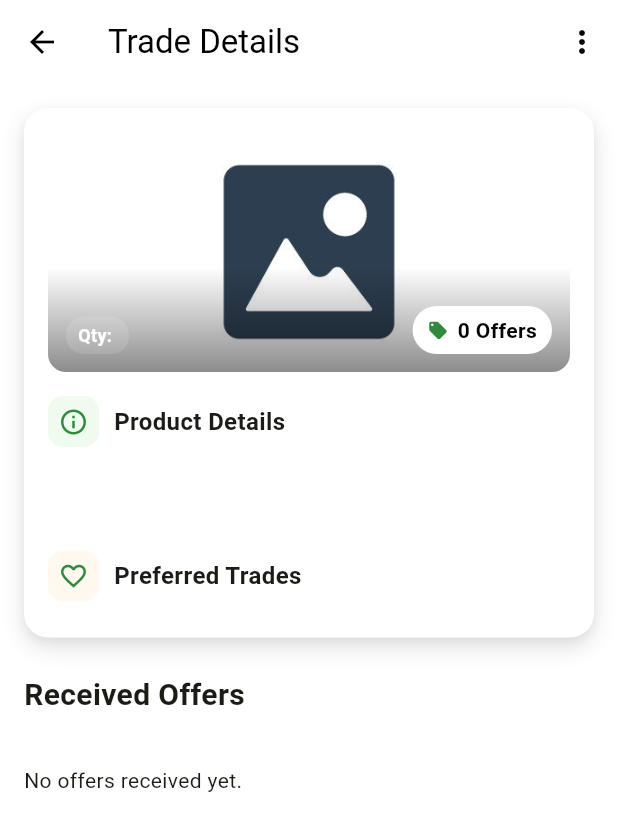
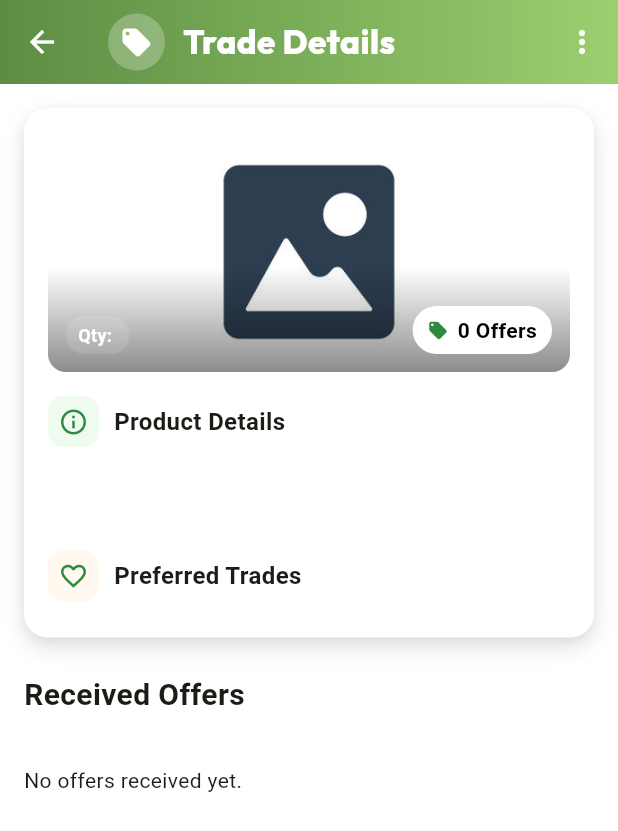
Before and after one commit to NoelSaludo/BukidLink, a Flutter app: the TradeIncomingOffersPage screen opened directly with empty values, on a phone screen of 412 x 824 dp. Shown: the top 831 px of the screen. Run offline on Flutter 3.47's test engine with Material 3 defaults, Android fonts, the phone set to English and light mode, and no system bars; our stand-ins replace cloud_firestore, email_validator, firebase_auth, firebase_core, google_fonts, google_sign_in and 1 more; accounts and stored records are empty.

Commit message:
feat: redesign app bar of trade detail page

```diff
--- a/lib/Pages/farmer/MyTradesPage.dart
+++ b/lib/Pages/farmer/MyTradesPage.dart
@@ -1,4 +1,6 @@
 import 'package:flutter/material.dart';
+import 'package:bukidlink/utils/constants/AppColors.dart';
+import 'package:bukidlink/utils/constants/AppTextStyles.dart';
 import '../../services/TradeService.dart';
 import '../../models/TradeModels.dart';
 import '../../widgets/common/ProductImage.dart';
@@ -241,16 +243,57 @@ class TradeIncomingOffersPage extends StatelessWidget {
 
     return Scaffold(
       appBar: AppBar(
-        title: Text('Trade Details', style: TextStyle(color: Colors.black)),
-        backgroundColor: Colors.white,
         elevation: 0,
-        iconTheme: IconThemeData(color: Colors.black),
+        flexibleSpace: Container(
+          decoration: const BoxDecoration(
+            gradient: LinearGradient(
+              begin: Alignment.centerLeft,
+              end: Alignment.centerRight,
+              colors: [
+                AppColors.HEADER_GRADIENT_START,
+                AppColors.HEADER_GRADIENT_END,
+              ],
+            ),
+          ),
+        ),
+        title: Row(
+          children: [
+            Container(
+              padding: const EdgeInsets.all(8),
+              decoration: BoxDecoration(
+                color: Colors.white.withOpacity(0.25),
+                shape: BoxShape.circle,
+              ),
+              child: Icon(
+                Icons.local_offer,
+                color: Colors.white,
+                size: 22,
+              ),
+            ),
+            const SizedBox(width: 12),
+            Expanded(
+              child: Text(
+                'Trade Details',
+                maxLines: 1,
+                overflow: TextOverflow.ellipsis,
+                style: const TextStyle(
+                  fontFamily: AppTextStyles.FONT_FAMILY,
+                  fontSize: 22,
+                  fontWeight: FontWeight.w800,
+                  color: Colors.white,
+                  letterSpacing: 0.3,
+                ),
+              ),
+            ),
+          ],
+        ),
+        centerTitle: true,
+        iconTheme: const IconThemeData(color: Colors.white),
         actions: [
-          // --- EDIT / DELETE MENU ---
           PopupMenuButton<String>(
+            icon: const Icon(Icons.more_vert, color: Colors.white),
             onSelected: (value) {
               if (value == 'edit') {
-                // Navigate to MakeTradePage in Edit Mode
                 Navigator.push(
                   context,
                   MaterialPageRoute(
```
